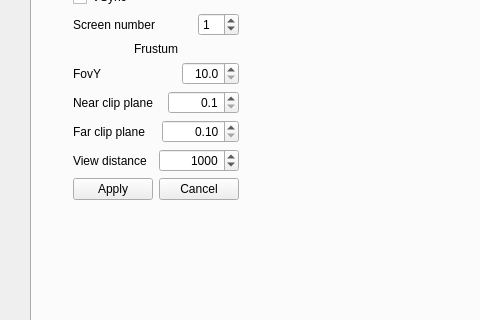
Qt form launcher/forms/mainwindow.ui (maisvendoo/RRS) before a commit; both pictures show x 0 to 480 and y 227 to 547 of the 1165 by 724 pixel window.
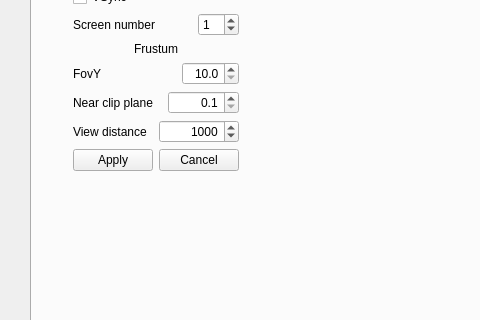
The same form after that commit.

Commit message: Дистанция дальней плоскости отсечения задается дальностью видимости маршрута. Параметр zFar убрал из лнастроек лаунчера

The edit to the form file:
```diff
--- a/launcher/forms/mainwindow.ui
+++ b/launcher/forms/mainwindow.ui
@@ -938,30 +938,6 @@
            </item>
           </layout>
          </item>
-         <item>
-          <layout class="QHBoxLayout" name="horizontalLayout_9" stretch="5,2">
-           <item>
-            <widget class="QLabel" name="label_10">
-             <property name="text">
-              <string>Far clip plane</string>
-             </property>
-            </widget>
-           </item>
-           <item>
-            <widget class="QDoubleSpinBox" name="dspFar">
-             <property name="alignment">
-              <set>Qt::AlignRight|Qt::AlignTrailing|Qt::AlignVCenter</set>
-             </property>
-             <property name="minimum">
-              <double>0.100000000000000</double>
-             </property>
-             <property name="maximum">
-              <double>10000.000000000000000</double>
-             </property>
-            </widget>
-           </item>
-          </layout>
-         </item>
          <item>
           <layout class="QHBoxLayout" name="horizontalLayout_11">
            <item>
@@ -980,7 +956,7 @@
               <set>Qt::AlignRight|Qt::AlignTrailing|Qt::AlignVCenter</set>
              </property>
              <property name="maximum">
-              <number>10000</number>
+              <number>1000000</number>
              </property>
              <property name="singleStep">
               <number>100</number>
```
The commit also changes 2 other files.
